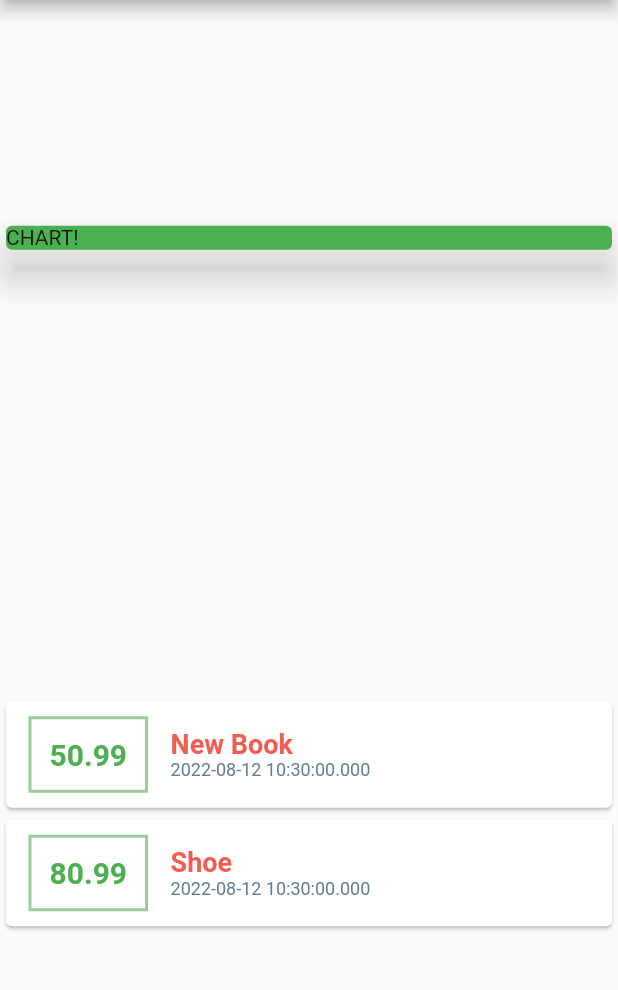
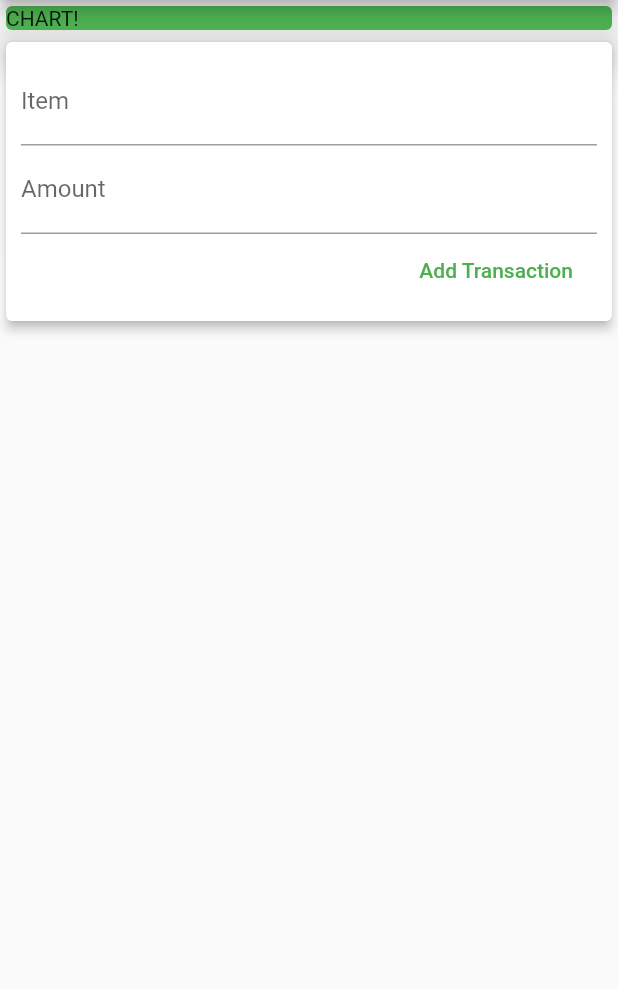
Before and after one commit to cjchika/mob-expense_tracker, a Flutter app: the screen it shows after launch, on a phone screen of 412 x 824 dp, the part 84-1074 px from its top. Run offline on Flutter 3.47's test engine with Material 2 defaults, Android fonts, the phone set to English and light mode, and no system bars.

```diff
--- a/lib/main.dart
+++ b/lib/main.dart
@@ -1,5 +1,7 @@
 import 'package:flutter/material.dart';
-import './transaction.dart';
+import 'package:intl/intl.dart';
+
+import 'models/transaction.dart';
 
 void main() => runApp(MyApp());
 
@@ -14,20 +16,13 @@ class MyApp extends StatelessWidget {
 }
 
 class MyHomePage extends StatelessWidget {
-  final List<Transaction> transactions = [
-    Transaction(
-      id: 't0',
-      title: 'New Book',
-      amount: 50.99,
-      date: DateTime.now(),
-    ),
-    Transaction(
-      id: 't1',
-      title: 'Shoe',
-      amount: 80.99,
-      date: DateTime.now(),
-    ),
-  ];
+  final List<Transaction> transactions = [];
+
+  // String titleInput;
+  // String amountInput;
+
+  final titleController = TextEditingController();
+  final amountController = TextEditingController();
 
   @override
   Widget build(BuildContext context) {
@@ -36,16 +31,49 @@ class MyHomePage extends StatelessWidget {
           title: Text('Ex-Trac'),
         ),
         body: Column(
-          mainAxisAlignment: MainAxisAlignment.spaceAround,
+          // mainAxisAlignment: MainAxisAlignment.start,
           crossAxisAlignment: CrossAxisAlignment.stretch,
           children: [
+            Container(
+              width: double.infinity,
+              child: Card(
+                color: Colors.green,
+                child: Text('CHART!'),
+                elevation: 10,
+              ),
+            ),
             Card(
-              color: Colors.green,
+              elevation: 3,
               child: Container(
-                width: double.infinity,
-                child: Text('CHART!'),
+                padding: EdgeInsets.all(10),
+                child: Column(
+                  crossAxisAlignment: CrossAxisAlignment.end,
+                  children: [
+                    TextField(
+                      decoration: InputDecoration(labelText: 'Item'),
+                      controller: titleController,
+                      // onChanged: (value) {
+                      //   titleInput = value;
+                      // },
+                    ),
+                    TextField(
+                      decoration: InputDecoration(labelText: 'Amount'),
+                      controller: amountController,
+                      // onChanged: (value) {
+                      //   amountInput = value;
+                      // },
+                    ),
+                    FlatButton(
+                      child: Text('Add Transaction'),
+                      textColor: Colors.green,
+                      onPressed: () {
+                        print(titleController.text);
+                        print(amountController.text);
+                      },
+                    ),
+                  ],
+                ),
               ),
-              elevation: 10,
             ),
             Column(
               children: transactions.map((trx) {
@@ -63,7 +91,7 @@ class MyHomePage extends StatelessWidget {
                         ),
                         padding: EdgeInsets.all(12),
                         child: Text(
-                          trx.amount.toString(),
+                          '\$${trx.amount}',
                           style: TextStyle(
                             fontWeight: FontWeight.bold,
                             fontSize: 20,
@@ -83,7 +111,7 @@ class MyHomePage extends StatelessWidget {
                             ),
                           ),
                           Text(
-                            trx.date.toString(),
+                            DateFormat.yMMMd().format(trx.date),
                             style: TextStyle(
                               fontSize: 12,
                               color: Colors.blueGrey,
--- a/pubspec.yaml
+++ b/pubspec.yaml
@@ -23,6 +23,7 @@ environment:
 dependencies:
   flutter:
     sdk: flutter
+  intl: ^0.17.0
 
 
   # The following adds the Cupertino Icons font to your application.
```
Also changed, not shown: lib/widgets/transaction.list.dart (added, +29 -0 lines), lib/models/transaction.dart (renamed from lib/transaction.dart), pubspec.lock.
